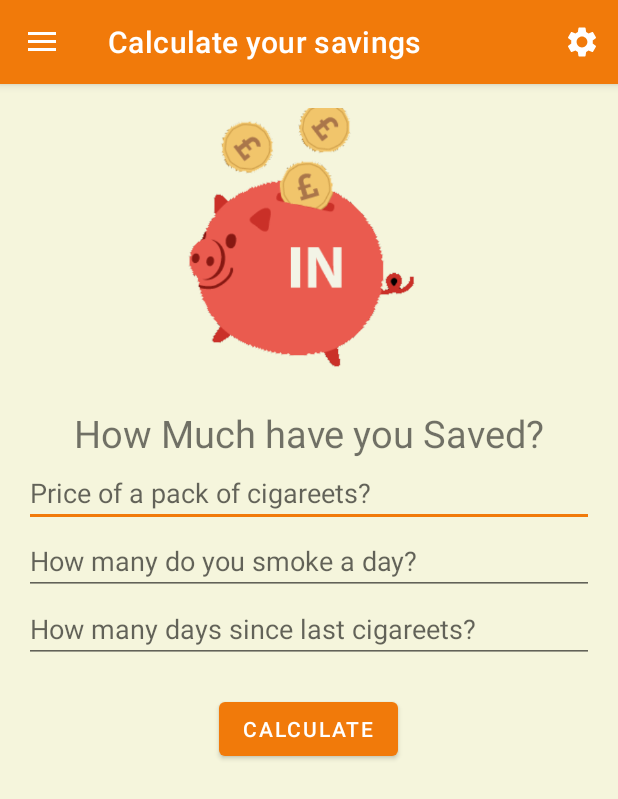
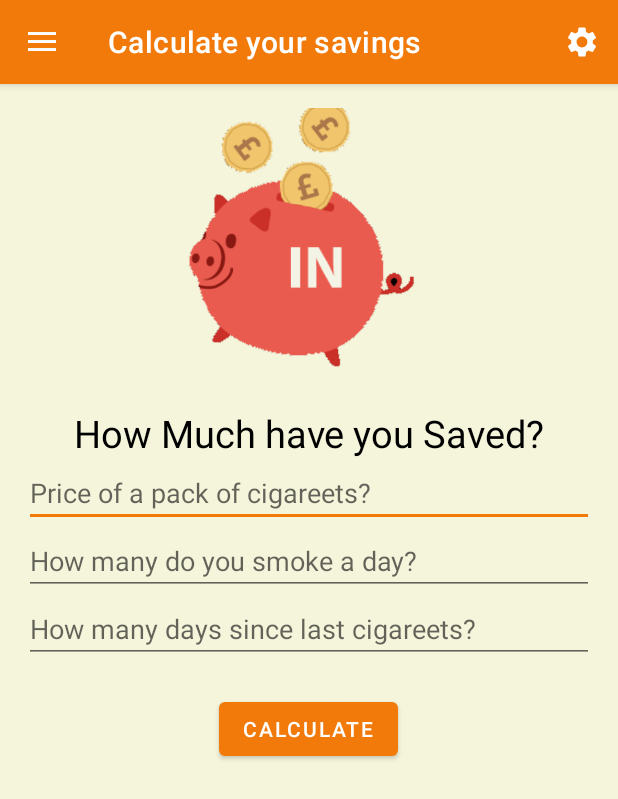
Before and after one commit to LordofDucks123/Exam_Android, an Android app: the screen it shows after launch (MainActivity), in the side drawer, after a tap on "Calculate your savings", on a phone screen of 412 x 824 dp. Shown: the top 799 px of the screen. Run offline under Robolectric (Android 15) with nearby library versions, the phone set to English and light mode, and no system bars; our stand-ins replace navigation-ui.

Commit message:
final changes

```diff
--- a/app/src/main/java/com/example/exam_project/view/view/MainActivity.java
+++ b/app/src/main/java/com/example/exam_project/view/view/MainActivity.java
@@ -1,5 +1,6 @@
 package com.example.exam_project.view.view;
 
+import android.content.Intent;
 import android.os.Bundle;
 import android.view.MenuItem;
 import android.view.Menu;
@@ -31,7 +32,7 @@ public class MainActivity extends AppCompatActivity {
         NavigationView navigationView = findViewById(R.id.nav_view);
 
         mAppBarConfiguration = new AppBarConfiguration.Builder(
-                R.id.nav_home, R.id.nav_numbers, R.id.nav_health, R.id.nav_cravings)
+                R.id.nav_home, R.id.nav_numbers, R.id.nav_health, R.id.nav_cravings,R.id.nav_distance,R.id.nav_goal)
                 .setDrawerLayout(drawer)
                 .build();
         NavController navController = Navigation.findNavController(this, R.id.nav_host_fragment);
@@ -56,6 +57,7 @@ public class MainActivity extends AppCompatActivity {
     @Override
     public boolean onOptionsItemSelected(@NonNull MenuItem item) {
         if (item.getItemId() == R.id.settings) {
+            startActivityForResult(new Intent(android.provider.Settings.ACTION_SETTINGS), 0);
             Toast.makeText(this, "Settings is selected", Toast.LENGTH_SHORT).show();
             return true;
         }
--- /dev/null
+++ b/app/src/main/res/drawable/ic_baseline_drive.xml
@@ -0,0 +1,10 @@
+<vector xmlns:android="http://schemas.android.com/apk/res/android"
+    android:width="24dp"
+    android:height="24dp"
+    android:viewportWidth="24"
+    android:viewportHeight="24"
+    android:tint="?attr/colorControlNormal">
+  <path
+      android:fillColor="@android:color/white"
+      android:pathData="M18.92,5.01C18.72,4.42 18.16,4 17.5,4h-11c-0.66,0 -1.21,0.42 -1.42,1.01L3,11v8c0,0.55 0.45,1 1,1h1c0.55,0 1,-0.45 1,-1v-1h12v1c0,0.55 0.45,1 1,1h1c0.55,0 1,-0.45 1,-1v-8l-2.08,-5.99zM6.5,15c-0.83,0 -1.5,-0.67 -1.5,-1.5S5.67,12 6.5,12s1.5,0.67 1.5,1.5S7.33,15 6.5,15zM17.5,15c-0.83,0 -1.5,-0.67 -1.5,-1.5s0.67,-1.5 1.5,-1.5 1.5,0.67 1.5,1.5 -0.67,1.5 -1.5,1.5zM5,10l1.5,-4.5h11L19,10L5,10z"/>
+</vector>
--- /dev/null
+++ b/app/src/main/res/drawable/ic_baseline_money.xml
@@ -0,0 +1,10 @@
+<vector xmlns:android="http://schemas.android.com/apk/res/android"
+    android:width="24dp"
+    android:height="24dp"
+    android:viewportWidth="24"
+    android:viewportHeight="24"
+    android:tint="?attr/colorControlNormal">
+  <path
+      android:fillColor="@android:color/white"
+      android:pathData="M11.8,10.9c-2.27,-0.59 -3,-1.2 -3,-2.15 0,-1.09 1.01,-1.85 2.7,-1.85 1.78,0 2.44,0.85 2.5,2.1h2.21c-0.07,-1.72 -1.12,-3.3 -3.21,-3.81V3h-3v2.16c-1.94,0.42 -3.5,1.68 -3.5,3.61 0,2.31 1.91,3.46 4.7,4.13 2.5,0.6 3,1.48 3,2.41 0,0.69 -0.49,1.79 -2.7,1.79 -2.06,0 -2.87,-0.92 -2.98,-2.1h-2.2c0.12,2.19 1.76,3.42 3.68,3.83V21h3v-2.15c1.95,-0.37 3.5,-1.5 3.5,-3.55 0,-2.84 -2.43,-3.81 -4.7,-4.4z"/>
+</vector>
--- a/app/src/main/res/layout/fragment_home.xml
+++ b/app/src/main/res/layout/fragment_home.xml
@@ -7,7 +7,6 @@
     tools:context=".view.view.HomeFragment"
     android:background="#F5F5DC"
     >
-
 
     <TextView
         android:id="@+id/text_home"
--- a/app/src/main/res/layout/fragment_numbers.xml
+++ b/app/src/main/res/layout/fragment_numbers.xml
@@ -22,6 +22,7 @@
     <TextView
         android:layout_width="wrap_content"
         android:textSize="25sp"
+        android:textColor="@color/black"
         android:layout_height="wrap_content"
         android:text="@string/how_much_have_you_saved"
         android:id="@+id/calv_title"
--- a/app/src/main/res/menu/activity_main_drawer.xml
+++ b/app/src/main/res/menu/activity_main_drawer.xml
@@ -20,8 +20,18 @@
         <item
             android:id="@id/nav_cravings"
             android:icon="?android:attr/alertDialogIcon"
-            android:title="@string/menu_cravings"
-            />
+            android:title="@string/menu_cravings" />
+
+        <item
+            android:id="@id/nav_distance"
+            android:icon="@drawable/ic_baseline_drive"
+            android:title="@string/distance" />
+
+        <item
+            android:id="@id/nav_goal"
+            android:icon="@drawable/ic_baseline_money"
+            android:title="@string/my_goal" />
+
     </group>
-    >
+
 </menu>
--- a/app/src/main/res/navigation/mobile_navigation.xml
+++ b/app/src/main/res/navigation/mobile_navigation.xml
@@ -28,4 +28,16 @@
         android:name="com.example.exam_project.view.view.CravingsFragment"
         android:label="Cravings"
         tools:layout="@layout/fragment_cravings"/>
+
+    <fragment
+        android:id="@+id/nav_distance"
+        android:name="com.example.exam_project.view.view.DistanceFragment"
+        android:label="Distance"
+        tools:layout="@layout/fragment_distance"/>
+
+    <fragment
+        android:id="@+id/nav_goal"
+        android:name="com.example.exam_project.view.view.GoalFragment"
+        android:label="Goal"
+        tools:layout="@layout/fragment_goal"/>
 </navigation>
--- a/app/src/main/res/values/strings.xml
+++ b/app/src/main/res/values/strings.xml
@@ -23,6 +23,12 @@
     <string name="how_many_days_since_last_cigareets">How many days since last cigareets?</string>
     <string name="calculate">Calculate</string>
     <string name="how_much_have_you_saved">How Much have you Saved?</string>
+    <string name="distance">Distance</string>
+    <string name="my_goal">My Goal</string>
+    <string name="how_much_is_your_goal">How much is Your Goal?</string>
+    <string name="how_far_can_you_travel">How far can you travel?</string>
+    <string name="insert_your_goal_in_crowns_here">Insert your goal in crowns here!</string>
+    <string name="based_on_your_savings_you_could_drive">Based on your savings you could drive:</string>
 
 
 </resources>
```
Also changed, not shown: app/src/main/java/com/example/exam_project/view/view/DistanceFragment.java (added, +19 -0 lines), app/src/main/java/com/example/exam_project/view/view/GoalFragment.java (added, +19 -0 lines), app/src/main/res/layout/fragment_distance.xml (added, +65 -0 lines), app/src/main/res/layout/fragment_goal.xml (added, +69 -0 lines), app/src/main/res/drawable/driver.png (added).
